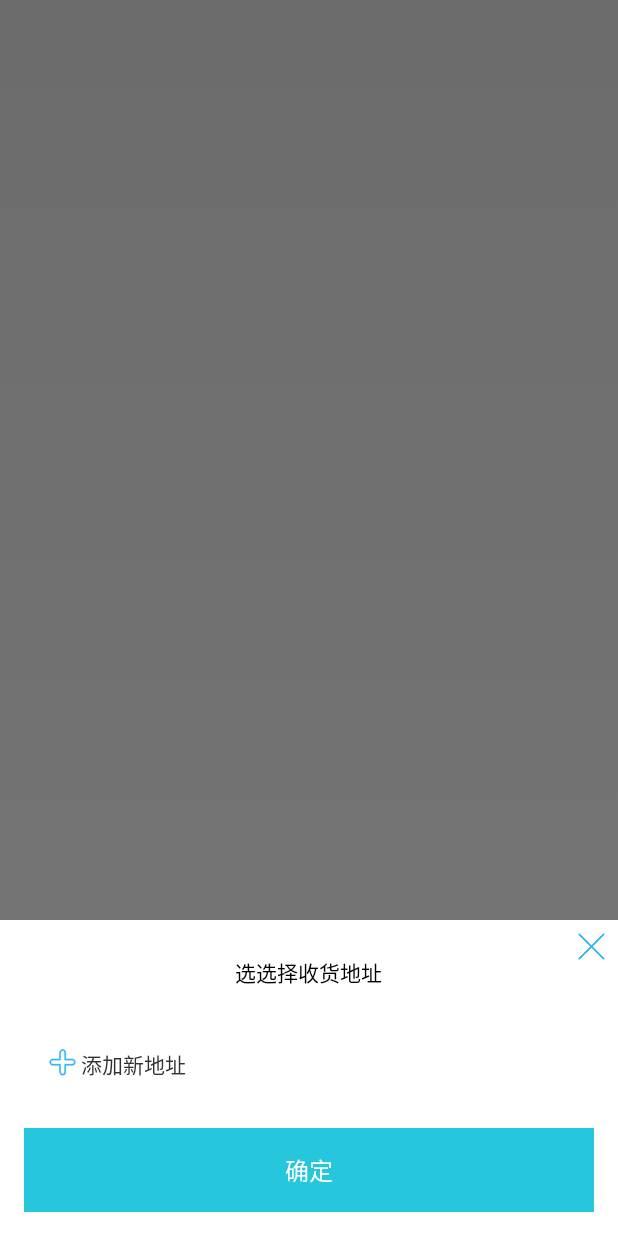
After one commit to fanzhengchen/Temporay, an Android app: the layout dlg_address_select.xml on its own in the app's theme, with its tools: preview values and no code run, on a phone screen of 412 x 824 dp. The commit adds this screen. Run offline under Robolectric (Android 15) with nearby library versions, the phone set to English and light mode, and no system bars.

Commit message:
参团方式，地址，支付->选择

```diff
--- /dev/null
+++ b/app/src/main/res/layout/dlg_address_select.xml
@@ -0,0 +1,104 @@
+<?xml version="1.0" encoding="utf-8"?>
+<RelativeLayout
+    android:id="@+id/relative_dlg"
+    xmlns:android="http://schemas.android.com/apk/res/android"
+    android:orientation="vertical" android:layout_width="match_parent"
+    android:layout_height="match_parent"
+    android:background="@color/trans_half"
+    >
+    <RelativeLayout
+        android:id="@+id/relative_content"
+        android:layout_width="wrap_content"
+        android:layout_height="wrap_content"
+        android:layout_alignParentBottom="true"
+        android:padding="@dimen/global_margin_left"
+        android:background="@color/white"
+        >
+        <ImageView
+            android:id="@+id/image_close"
+            android:layout_width="20dp"
+            android:layout_height="20dp"
+            android:layout_alignParentTop="true"
+            android:layout_alignParentRight="true"
+            android:src="@mipmap/dlg_close"
+            />
+        <LinearLayout
+            android:id="@+id/linear_address"
+            android:layout_width="match_parent"
+            android:layout_height="wrap_content"
+            android:layout_alignParentTop="true"
+            android:orientation="vertical"
+            android:padding="@dimen/global_margin_left"
+            >
+            <TextView
+                android:layout_width="wrap_content"
+                android:layout_height="wrap_content"
+                android:layout_gravity="center_horizontal"
+                android:padding="@dimen/global_margin_left"
+                android:text="@string/address_select"
+                android:textSize="@dimen/txt_size_3"
+                android:textColor="@color/black"
+                />
+
+        </LinearLayout>
+
+        <RelativeLayout
+            android:id="@+id/relative_add"
+            android:layout_width="wrap_content"
+            android:layout_height="wrap_content"
+            android:layout_below="@id/linear_address"
+            android:layout_alignParentLeft="true"
+            android:padding="24dp"
+            >
+            <ImageView
+                android:id="@+id/image_add"
+                android:layout_width="20dp"
+                android:layout_height="20dp"
+                android:scaleType="centerCrop"
+                android:src="@mipmap/tianjiadizhi"
+                />
+            <TextView
+                android:layout_width="wrap_content"
+                android:layout_height="wrap_content"
+                android:layout_toRightOf="@id/image_add"
+                android:layout_centerVertical="true"
+                android:text="@string/address_add"
+                android:layout_marginLeft="2dp"
+                />
+        </RelativeLayout>
+
+        <TextView
+            android:id="@+id/text_confirm"
+            android:layout_width="match_parent"
+            android:layout_height="wrap_content"
+            android:layout_below="@id/relative_add"
+            android:layout_margin="@dimen/global_margin_left"
+            android:padding="16dp"
+            android:background="@color/light_blue"
+            android:text="@string/confirm"
+            android:textColor="@color/white"
+            android:gravity="center"
+            android:textSize="@dimen/txt_size_2"
+            />
+    </RelativeLayout>
+
+</RelativeLayout>
+
+<!--<include layout="@layout/cell_address"/>-->
+<!--<View-->
+<!--android:layout_width="match_parent"-->
+<!--android:layout_height="1px"-->
+<!--android:background="@color/line_color"-->
+    <!--/>-->
+<!--<include layout="@layout/cell_address"/>-->
+<!--<View-->
+<!--android:layout_width="match_parent"-->
+<!--android:layout_height="1px"-->
+<!--android:background="@color/line_color"-->
+    <!--/>-->
+<!--<include layout="@layout/cell_address"/>-->
+<!--<View-->
+<!--android:layout_width="match_parent"-->
+<!--android:layout_height="1px"-->
+<!--android:background="@color/line_color"-->
+    <!--/>-->
--- a/app/src/main/res/layout/dlg_select_specification.xml
+++ b/app/src/main/res/layout/dlg_select_specification.xml
@@ -7,6 +7,7 @@
     android:background="@color/trans_half"
     >
     <LinearLayout
+        android:id="@+id/linear_content"
         android:orientation="vertical"
         android:layout_width="match_parent"
         android:layout_height="wrap_content"
--- a/app/src/main/res/values/strings.xml
+++ b/app/src/main/res/values/strings.xml
@@ -54,4 +54,12 @@
     <string name="open_group_discount">邀请2位小伙伴参团,团长可得返利</string>
     <string name="join_group">参团</string>
     <string name="join_group_explain">随机计入叮当团,快速成团</string>
+
+    <string name="address_select">选选择收货地址</string>
+    <string name="address_edit">编辑</string>
+    <string name="address_add">添加新地址</string>
+
+    <string name="pay_type_select">选择支付方式</string>
+    <string name="pay_balance">余额</string>
+    <string name="pay_confirm">确认支付</string>
 </resources>
```
Also changed, not shown: app/src/main/java/com/hcb/jingle/dialog/AddressSelectDlg.java (added, +121 -0 lines), app/src/main/java/com/hcb/jingle/dialog/GroupBuyTypeDlg.java (+73 -1 lines), app/src/main/java/com/hcb/jingle/dialog/PayTypeSelectDlg.java (added, +94 -0 lines), app/src/main/java/com/hcb/jingle/dialog/SpecificationSelectDlg.java (+7 -3 lines), app/src/main/java/com/hcb/jingle/frg/CommodityFrg.java (+64 -0 lines), app/src/main/java/com/hcb/jingle/frg/PaySuccessFrg.java (added, +7 -0 lines), app/src/main/res/layout/cell_address.xml (added, +61 -0 lines), app/src/main/res/layout/dlg_groupbuy_type.xml (+20 -5 lines), app/src/main/res/layout/dlg_pay_type.xml (added, +177 -0 lines), app/src/main/res/mipmap-xhdpi/pay_alipay.png (added), app/src/main/res/mipmap-xhdpi/pay_we_chat.png (added).
